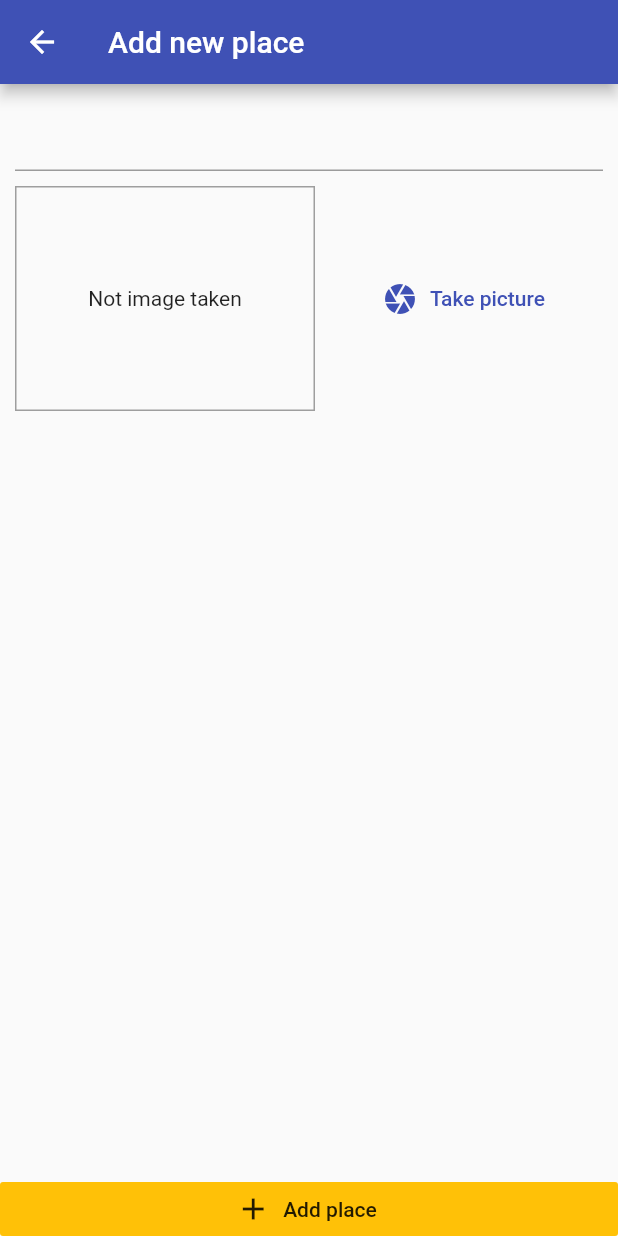
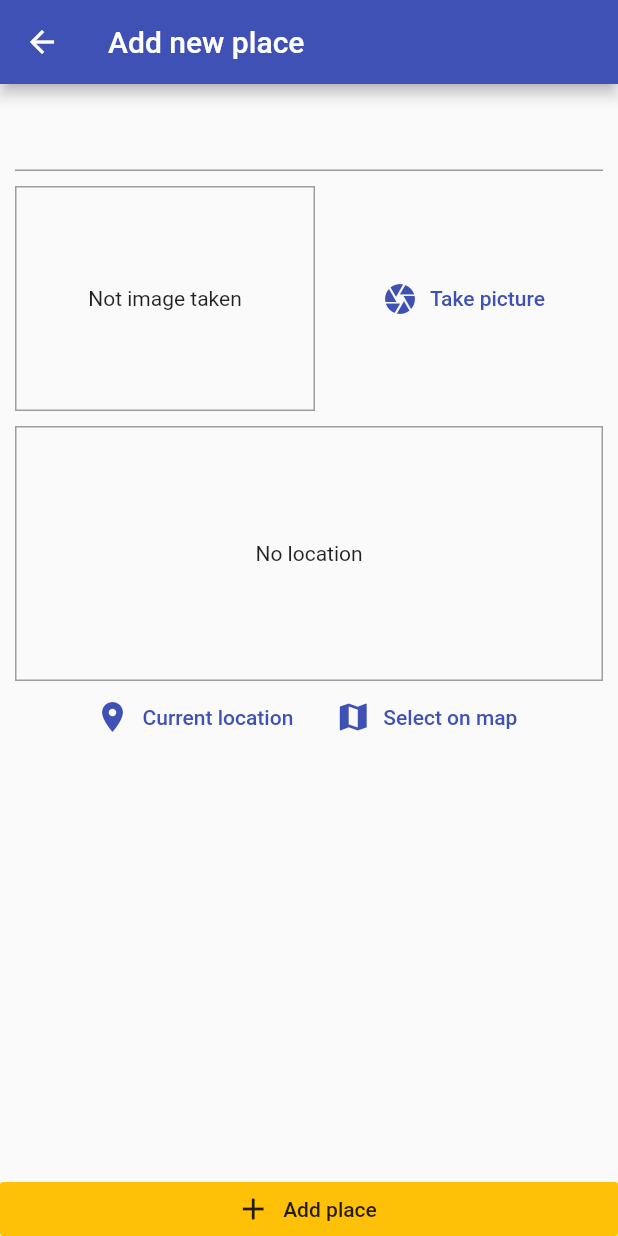
Before and after one commit to vlotysh/flutter-photozilla, a Flutter app: the AddPlaceScreen screen opened by its route, on a phone screen of 412 x 824 dp. Run offline on Flutter 3.47's test engine with Material 2 defaults, Android fonts, the phone set to English and light mode, and no system bars; our stand-ins replace image_picker, sqflite; accounts and stored records are empty.

Commit message:
Added location plugin

```diff
--- a/lib/app/screens/add_place_screen.dart
+++ b/lib/app/screens/add_place_screen.dart
@@ -3,6 +3,7 @@ import 'dart:io';
 import 'package:flutter/material.dart';
 import 'package:photozilla/app/providers/grate_places.dart';
 import 'package:photozilla/widgets/image_input.dart';
+import 'package:photozilla/widgets/location_input.dart';
 import 'package:provider/provider.dart';
 
 class AddPlaceScreen extends StatefulWidget {
@@ -54,7 +55,11 @@ class _AddPlaceScreenState extends State<AddPlaceScreen> {
                     SizedBox(
                       height: 10,
                     ),
-                    ImageInput(_selectImage)
+                    ImageInput(_selectImage),
+                    SizedBox(
+                      height: 10,
+                    ),
+                    LocationInput(),
                   ],
                 ),
               ),
--- /dev/null
+++ b/lib/widgets/location_input.dart
@@ -0,0 +1,49 @@
+import 'package:flutter/material.dart';
+
+class LocationInput extends StatefulWidget {
+  @override
+  _LocationInputState createState() => _LocationInputState();
+}
+
+class _LocationInputState extends State<LocationInput> {
+  String _previewImageUrl;
+
+  @override
+  Widget build(BuildContext context) {
+    return Column(
+      children: [
+        Container(
+          height: 170,
+          alignment: Alignment.center,
+          width: double.infinity,
+          decoration:
+              BoxDecoration(border: Border.all(width: 1, color: Colors.grey)),
+          child: _previewImageUrl == null
+              ? Text('No location')
+              : Image.network(
+                  _previewImageUrl,
+                  fit: BoxFit.cover,
+                  width: double.infinity,
+                ),
+        ),
+        Row(
+          mainAxisAlignment: MainAxisAlignment.center,
+          children: [
+            FlatButton.icon(
+              icon: Icon(Icons.location_on),
+              label: Text('Current location'),
+              textColor: Theme.of(context).primaryColor,
+              onPressed: () {},
+            ),
+            FlatButton.icon(
+              icon: Icon(Icons.map),
+              label: Text('Select on map'),
+              textColor: Theme.of(context).primaryColor,
+              onPressed: () {},
+            ),
+          ],
+        )
+      ],
+    );
+  }
+}
--- a/pubspec.yaml
+++ b/pubspec.yaml
@@ -32,6 +32,7 @@ dependencies:
   path: ^1.7.0
   path_provider: ^1.6.18
   sqflite: ^1.3.0
+  location: ^3.0.2
 
   # The following adds the Cupertino Icons font to your application.
   # Use with the CupertinoIcons class for iOS style icons.
```
Also changed, not shown: pubspec.lock, 1 other file.
